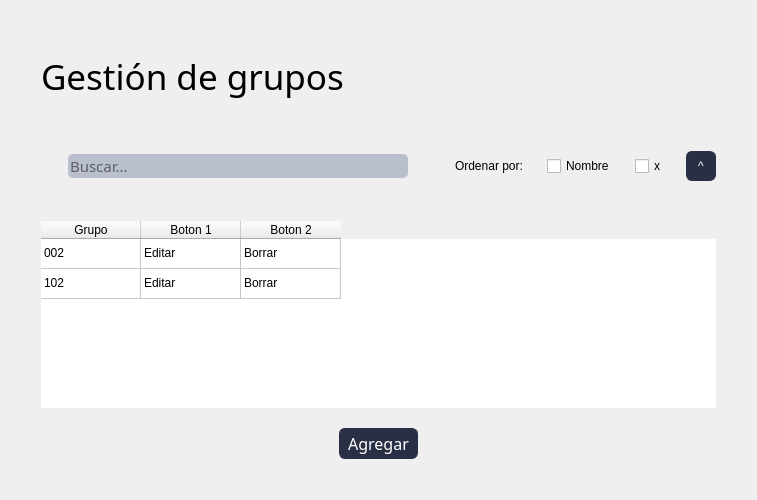
Old version of the form blustock/ui/screens_uis/grupos.ui in the repository MaxAPBusiness/Blustock.
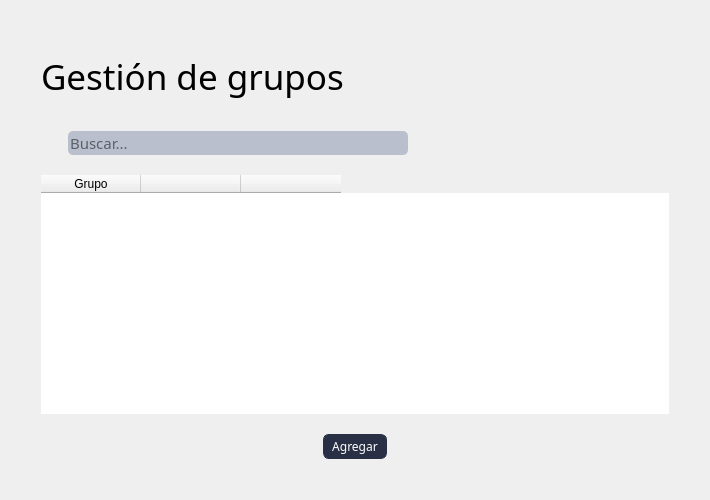
New version of the form. Icons and pictures are not drawn.

Patch:
```diff
--- a/blustock/ui/screens_uis/grupos.ui
+++ b/blustock/ui/screens_uis/grupos.ui
@@ -221,7 +221,7 @@
          </property>
          <property name="font">
           <font>
-           <family>Oswald</family>
+           <family>Oswald,sans-serif</family>
            <pointsize>11</pointsize>
            <weight>50</weight>
            <bold>false</bold>
@@ -236,104 +236,17 @@
         </widget>
        </item>
        <item>
-        <layout class="QHBoxLayout" name="horizontalLayout_3">
-         <property name="topMargin">
-          <number>20</number>
+        <spacer name="horizontalSpacer_2">
+         <property name="orientation">
+          <enum>Qt::Horizontal</enum>
          </property>
-         <property name="bottomMargin">
-          <number>20</number>
+         <property name="sizeHint" stdset="0">
+          <size>
+           <width>40</width>
+           <height>20</height>
+          </size>
          </property>
-         <item>
-          <widget class="QLabel" name="label_4">
-           <property name="maximumSize">
-            <size>
-             <width>35</width>
-             <height>16777215</height>
-            </size>
-           </property>
-           <property name="text">
-            <string/>
-           </property>
-          </widget>
-         </item>
-         <item>
-          <widget class="QLabel" name="label_7">
-           <property name="sizePolicy">
-            <sizepolicy hsizetype="Fixed" vsizetype="Preferred">
-             <horstretch>0</horstretch>
-             <verstretch>0</verstretch>
-            </sizepolicy>
-           </property>
-           <property name="minimumSize">
-            <size>
-             <width>0</width>
-             <height>0</height>
-            </size>
-           </property>
-           <property name="text">
-            <string>Ordenar por: </string>
-           </property>
-          </widget>
-         </item>
-         <item>
-          <widget class="QCheckBox" name="checkBox">
-           <property name="sizePolicy">
-            <sizepolicy hsizetype="Fixed" vsizetype="Fixed">
-             <horstretch>0</horstretch>
-             <verstretch>0</verstretch>
-            </sizepolicy>
-           </property>
-           <property name="text">
-            <string>Nombre</string>
-           </property>
-          </widget>
-         </item>
-         <item>
-          <widget class="QCheckBox" name="checkBox_2">
-           <property name="text">
-            <string>x</string>
-           </property>
-          </widget>
-         </item>
-         <item>
-          <spacer name="horizontalSpacer_2">
-           <property name="orientation">
-            <enum>Qt::Horizontal</enum>
-           </property>
-           <property name="sizeHint" stdset="0">
-            <size>
-             <width>40</width>
-             <height>20</height>
-            </size>
-           </property>
-          </spacer>
-         </item>
-         <item>
-          <widget class="QPushButton" name="pushButton">
-           <property name="sizePolicy">
-            <sizepolicy hsizetype="Fixed" vsizetype="Fixed">
-             <horstretch>0</horstretch>
-             <verstretch>0</verstretch>
-            </sizepolicy>
-           </property>
-           <property name="minimumSize">
-            <size>
-             <width>30</width>
-             <height>30</height>
-            </size>
-           </property>
-           <property name="maximumSize">
-            <size>
-             <width>30</width>
-             <height>30</height>
-            </size>
-           </property>
-           <property name="text">
-            <string>^</string>
-           </property>
-          </widget>
-         </item>
-        </layout>
+        </spacer>
        </item>
       </layout>
      </item>
@@ -357,16 +270,6 @@
        <attribute name="verticalHeaderVisible">
         <bool>false</bool>
        </attribute>
-       <row>
-        <property name="text">
-         <string/>
-        </property>
-       </row>
-       <row>
-        <property name="text">
-         <string/>
-        </property>
-       </row>
        <column>
         <property name="text">
          <string>Grupo</string>
@@ -374,44 +277,14 @@
        </column>
        <column>
         <property name="text">
-         <string>Boton 1</string>
+         <string/>
         </property>
        </column>
        <column>
         <property name="text">
-         <string>Boton 2</string>
+         <string/>
         </property>
        </column>
-       <item row="0" column="0">
-        <property name="text">
-         <string>002</string>
-        </property>
-       </item>
-       <item row="0" column="1">
-        <property name="text">
-         <string>Editar</string>
-        </property>
-       </item>
-       <item row="0" column="2">
-        <property name="text">
-         <string>Borrar</string>
-        </property>
-       </item>
-       <item row="1" column="0">
-        <property name="text">
-         <string>102</string>
-        </property>
-       </item>
-       <item row="1" column="1">
-        <property name="text">
-         <string>Editar</string>
-        </property>
-       </item>
-       <item row="1" column="2">
-        <property name="text">
-         <string>Borrar</string>
-        </property>
-       </item>
       </widget>
      </item>
      <item>
@@ -439,8 +312,7 @@
         <widget class="QPushButton" name="pushButton_2">
          <property name="font">
           <font>
-           <family>Oswald</family>
-           <pointsize>12</pointsize>
+           <family>Oswald,sans-serif</family>
            <weight>50</weight>
            <bold>false</bold>
           </font>
```
Left out of the diff: 2 changed lines with no effect on the pictures.
